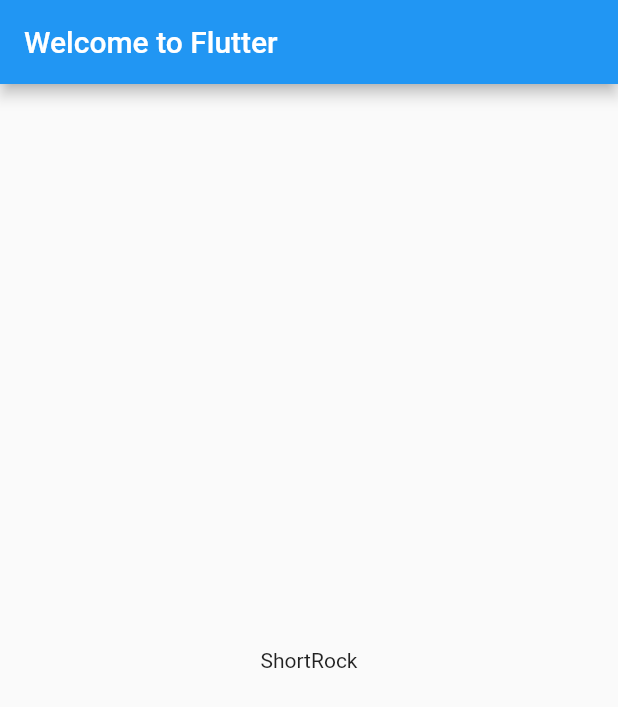
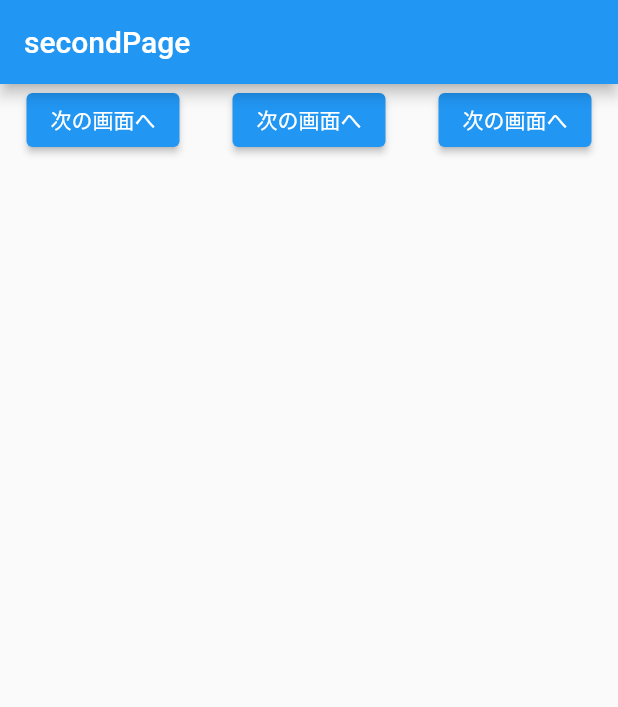
Before and after one commit to ootake-30258/sample, a Flutter app: the screen it shows after launch, on a phone screen of 412 x 824 dp. Shown: the top 707 px of the screen. Run offline on Flutter 3.47's test engine with Material 2 defaults, Android fonts, the phone set to English and light mode, and no system bars.

Commit message:
2回目のコミット

```diff
--- a/lib/main.dart
+++ b/lib/main.dart
@@ -1,22 +1,19 @@
 import 'package:flutter/material.dart';
-import 'package:english_words/english_words.dart';
+import 'package:sample/secondPage.dart';
+
+import 'firstPage.dart';
 
 void main() => runApp(MyApp());
 
-class MyApp extends StatelessWidget{
+class MyApp extends StatelessWidget {
+  const MyApp({Key? key}) : super(key: key);
+
   @override
-  Widget build(BuildContext context){
-    final wordPair = WordPair.random();
+  Widget build(BuildContext context) {
     return MaterialApp(
-      title: 'Welcome to Flutter',
-      home: Scaffold(
-        appBar: AppBar(
-          title: Text('Welcome to Flutter'),
-        ),
-        body: Center(
-          child: Text(wordPair.asPascalCase),
-        ),
-      ),
+      title: "FlutterDemo",
+      theme: ThemeData(primarySwatch: Colors.blue),
+      home: SecondPage(),
     );
   }
 }
--- /dev/null
+++ b/lib/secondPage.dart
@@ -0,0 +1,37 @@
+import 'package:flutter/material.dart';
+import 'package:sample/stateful.dart';
+
+import 'firstPage.dart';
+
+class SecondPage extends StatelessWidget{
+  @override
+  Widget build(BuildContext context) {
+    return Scaffold(
+      appBar: AppBar(
+        title: const Text('secondPage'),
+      ),
+      body: Row(
+        mainAxisAlignment: MainAxisAlignment.spaceAround,
+        children: [
+          _nextPageButton(context, "次の画面へ"),
+          _nextPageButton(context, "次の画面へ"),
+          _nextPageButton(context, "次の画面へ"),
+        ],
+      ),
+    );
+  }
+
+  Widget _nextPageButton(BuildContext context, String text){
+    return ElevatedButton(
+      onPressed: () {
+        Navigator.push(
+          context,
+          MaterialPageRoute(
+              builder: (context) => MyStatefulWidget()
+          ),
+        );
+      },
+      child: Text("次の画面へ"),
+    );
+  }
+}
```
Also changed, not shown: lib/firstPage.dart (added, +55 -0 lines), lib/stateful.dart (added, +65 -0 lines).
